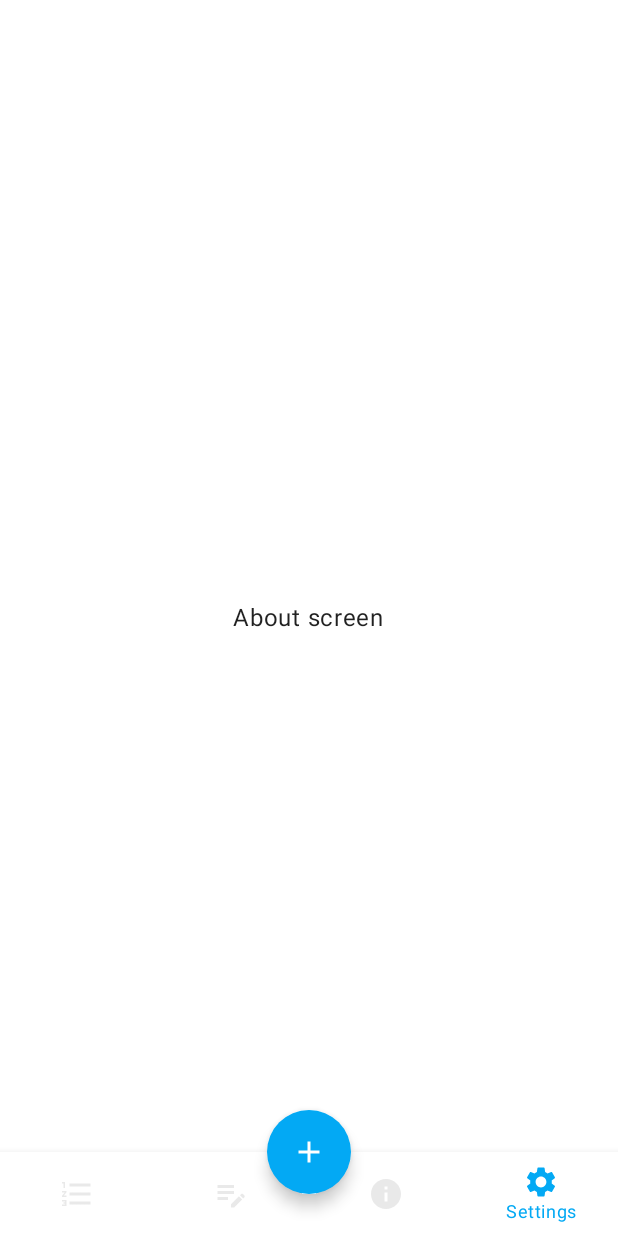
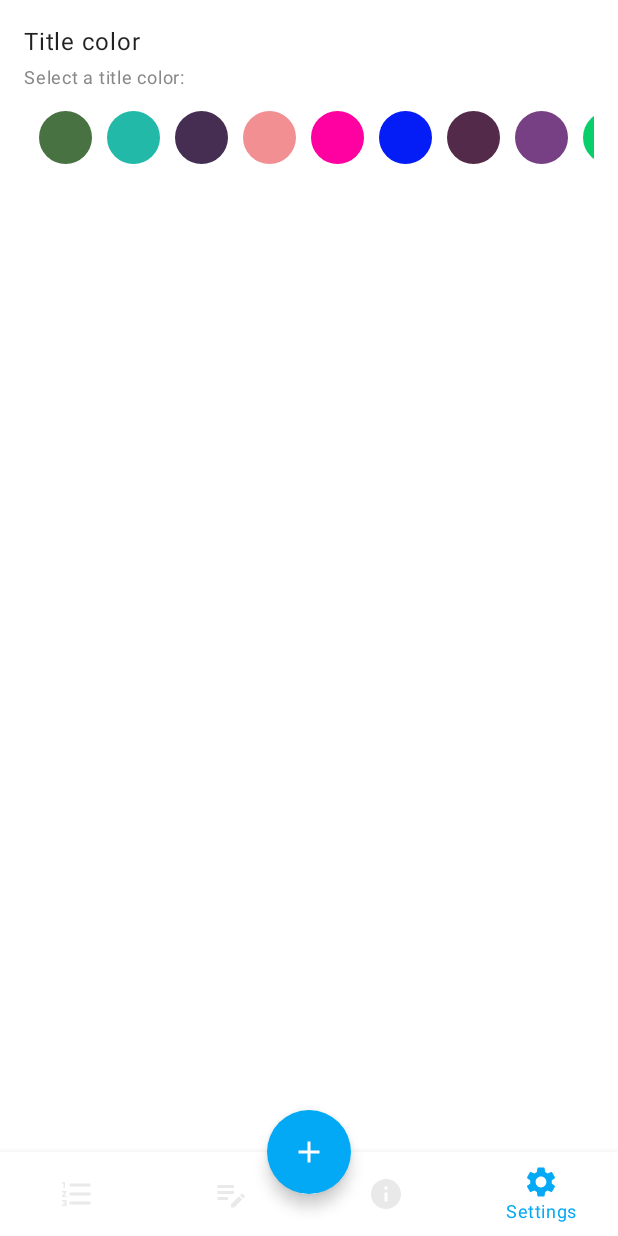
Before and after one commit to GRRais/ShoppingListCompose, an Android app built with Jetpack Compose: the SettingsScreen screen opened through its navigation route, on a phone screen of 412 x 824 dp. Run offline under Robolectric (Android 15) with nearby library versions, the phone set to English and light mode, and no system bars; our stand-ins replace Dagger/Hilt's generated code.

Commit message:
lesson 44 00.00

```diff
--- a/app/src/main/java/ru/rayanis/shoppinglistcompose/settings_screen/SettingsScreen.kt
+++ b/app/src/main/java/ru/rayanis/shoppinglistcompose/settings_screen/SettingsScreen.kt
@@ -1,18 +1,46 @@
 package ru.rayanis.shoppinglistcompose.settings_screen
 
+import androidx.compose.foundation.layout.Column
 import androidx.compose.foundation.layout.fillMaxSize
-import androidx.compose.foundation.layout.wrapContentHeight
-import androidx.compose.foundation.layout.wrapContentWidth
+import androidx.compose.foundation.layout.fillMaxWidth
+import androidx.compose.foundation.layout.padding
+import androidx.compose.foundation.lazy.LazyRow
+import androidx.compose.foundation.lazy.items
 import androidx.compose.material.Text
 import androidx.compose.runtime.Composable
 import androidx.compose.ui.Modifier
+import androidx.compose.ui.graphics.Color
+import androidx.compose.ui.unit.dp
+import androidx.compose.ui.unit.sp
+import androidx.hilt.navigation.compose.hiltViewModel
 
 @Composable
-fun SettingsScreen() {
-    Text(
-        text = "About screen",
-        modifier = Modifier.fillMaxSize()
-            .wrapContentHeight()
-            .wrapContentWidth()
-    )
+fun SettingsScreen(
+    viewModel: SettingsViewModel = hiltViewModel()
+) {
+    val list = viewModel.colorItemListState.value
+
+    Column(
+        modifier = Modifier
+            .fillMaxSize()
+            .padding(16.dp)
+    ) {
+        Text(
+            text = "Title color",
+            fontSize = 16.sp
+        )
+        Text(
+            text = "Select a title color:",
+            fontSize = 12.sp,
+            color = Color.Gray
+        )
+        LazyRow(modifier = Modifier
+            .fillMaxWidth()
+            .padding(top = 10.dp)
+        ) {
+            items(list) {item ->
+                UiColorItem(item)
+            }
+        }
+    }
 }
--- a/app/src/main/java/ru/rayanis/shoppinglistcompose/settings_screen/SettingsViewModel.kt
+++ b/app/src/main/java/ru/rayanis/shoppinglistcompose/settings_screen/SettingsViewModel.kt
@@ -5,16 +5,17 @@ import androidx.lifecycle.ViewModel
 import androidx.lifecycle.viewModelScope
 import dagger.hilt.android.lifecycle.HiltViewModel
 import kotlinx.coroutines.launch
+import javax.inject.Inject
 
 @HiltViewModel
-class SettingsViewModel: ViewModel() {
+class SettingsViewModel @Inject constructor(): ViewModel() {
 
     val colorItemListState = mutableStateOf<List<ColorItem>>(emptyList())
 
     init {
         viewModelScope.launch {
             val tempColorItemList = ArrayList<ColorItem>()
-            ColorUtils.colorList.forEach {color ->
+            ColorUtils.colorList.forEach { color ->
                 tempColorItemList.add(
                     ColorItem(
                         color,
```
